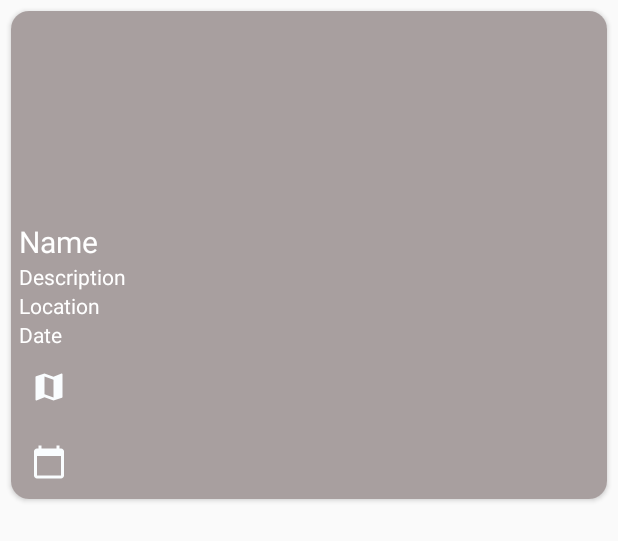
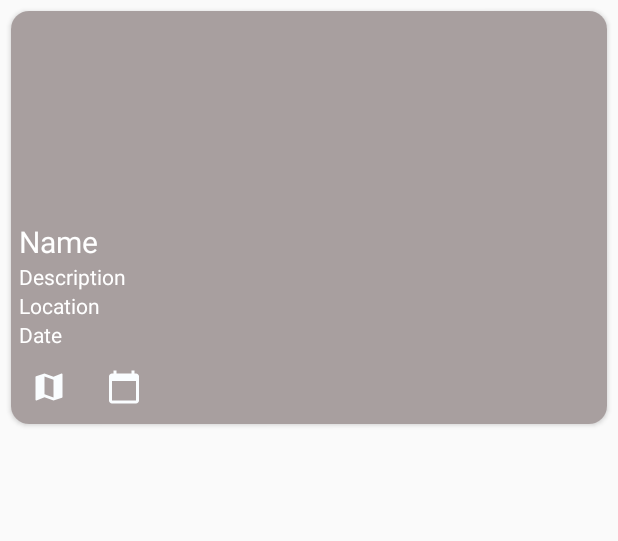
Before and after one commit to vladjk/EventBrowser, an Android app: the layout eventcard_favorite.xml on its own in the app's theme, with its tools: preview values and no code run, on a phone screen of 412 x 824 dp. Shown: the top 541 px of the screen. Run offline under Robolectric (Android 15) with nearby library versions, the light colour scheme and no system bars.

Commit message:
Design tweaks in eventcard_favorite.xml

```diff
--- a/app/src/main/res/layout/eventcard_favorite.xml
+++ b/app/src/main/res/layout/eventcard_favorite.xml
@@ -11,7 +11,7 @@
     >
 
 
-    <LinearLayout
+    <RelativeLayout
         android:layout_width="match_parent"
         android:layout_height="wrap_content"
         android:orientation="vertical"
@@ -26,6 +26,7 @@
         <TextView
             android:layout_width="match_parent"
             android:layout_height="wrap_content"
+            android:layout_below="@id/post_image"
             android:id="@+id/post_name"
             android:text="Name"
             android:textSize="20dp"
@@ -35,6 +36,7 @@
         <TextView
             android:layout_width="match_parent"
             android:layout_height="wrap_content"
+            android:layout_below="@id/post_name"
             android:id="@+id/post_desc"
             android:text="Description"
             android:textColor="#fff"
@@ -43,6 +45,7 @@
         <TextView
             android:layout_width="match_parent"
             android:layout_height="wrap_content"
+            android:layout_below="@id/post_desc"
             android:id="@+id/post_loc"
             android:text="Location"
             android:textColor="#fff"
@@ -51,6 +54,7 @@
         <TextView
             android:layout_width="match_parent"
             android:layout_height="wrap_content"
+            android:layout_below="@id/post_loc"
             android:id="@+id/post_date"
             android:text="Date"
             android:textColor="#fff"
@@ -60,23 +64,24 @@
             android:layout_width="50dp"
             android:layout_height="50dp"
             android:background="@android:color/transparent"
+            android:layout_below="@id/post_date"
             android:src="@drawable/ic_map"
             android:id="@+id/post_map"
             android:text="Maps"
             />
+
         <ImageButton
             android:layout_width="50dp"
             android:layout_height="50dp"
             android:id="@+id/post_calendar"
             android:layout_below="@id/post_date"
-            android:layout_toRightOf="@id/post_favorite"
+            android:layout_toRightOf="@id/post_map"
             android:background="@android:color/transparent"
             android:src="@drawable/ic_calendar"
             android:text="Add to Calendar"
             />
 
-
-    </LinearLayout>
+    </RelativeLayout>
 
 
 </androidx.cardview.widget.CardView>
```
